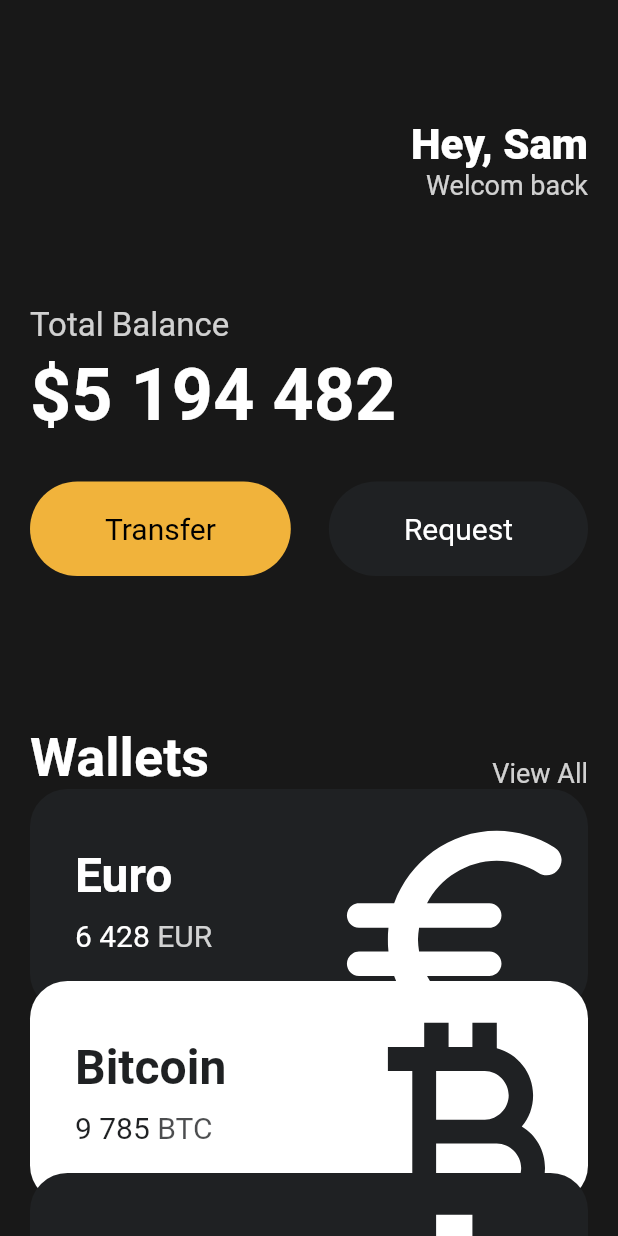
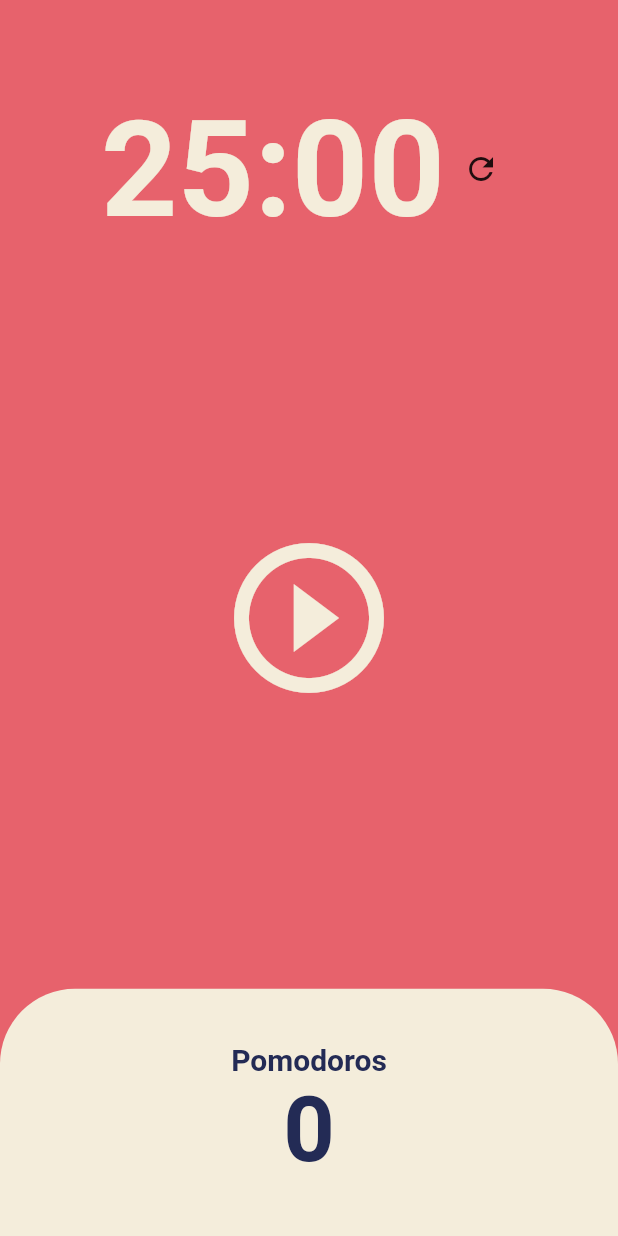
Before and after one commit to KyungTae0/toonflix, a Flutter app: the screen it shows after launch, on a phone screen of 412 x 824 dp. Run offline on Flutter 3.47's test engine with Material 2 defaults, Android fonts, the phone set to English and light mode, and no system bars.

Commit message:
FEAT: #5 POMODORO APP

```diff
--- a/lib/main.dart
+++ b/lib/main.dart
@@ -1,6 +1,7 @@
+import 'dart:io';
+
 import 'package:flutter/material.dart';
-import 'package:toonflix/widgets/Button.dart';
-import 'package:toonflix/widgets/currency_card.dart';
+import 'package:toonflix/screens/home_screen.dart';
 
 void main() {
   runApp(const App());
@@ -10,149 +11,19 @@ class App extends StatelessWidget {
   const App({super.key});
 
   @override
-  // 어느 스타일의 UI를 사용할 것인지 설정해줘야 함
   Widget build(BuildContext context) {
-    // ios 느낌의 디자인
-    // return CupertinoApp();
-
-    // 구글 느낌의 디자인
-    // flutter가 구글에서 만든거라서 이게 더 자연스러움
-
     return MaterialApp(
-      // Scaffold -> app의 구조를 잡아주는 애임 모든 app 에서 필요함
-      home: Scaffold(
-        backgroundColor: const Color(0xFF181818),
-        body: SingleChildScrollView(
-          child: Padding(
-            padding: const EdgeInsets.symmetric(
-              horizontal: 20,
-            ),
-            child: Column(
-              crossAxisAlignment: CrossAxisAlignment.start,
-              children: [
-                const SizedBox(
-                  height: 80,
-                ),
-                Row(
-                  mainAxisAlignment: MainAxisAlignment.end,
-                  children: [
-                    Column(
-                      crossAxisAlignment: CrossAxisAlignment.end,
-                      children: [
-                        const Text(
-                          "Hey, Sam",
-                          style: TextStyle(
-                            color: Colors.white,
-                            fontSize: 28,
-                            fontWeight: FontWeight.w800,
-                          ),
-                        ),
-                        Text(
-                          "Welcom back",
-                          style: TextStyle(
-                            color: Colors.white.withOpacity(0.8),
-                            fontSize: 18,
-                          ),
-                        ),
-                      ],
-                    ),
-                  ],
-                ),
-                const SizedBox(
-                  height: 70,
-                ),
-                Text(
-                  'Total Balance',
-                  style: TextStyle(
-                    fontSize: 22,
-                    color: Colors.white.withOpacity(0.8),
-                  ),
-                ),
-                const SizedBox(
-                  height: 5,
-                ),
-                const Text(
-                  '\$5 194 482',
-                  style: TextStyle(
-                    fontSize: 48,
-                    color: Colors.white,
-                    fontWeight: FontWeight.w600,
-                  ),
-                ),
-                const SizedBox(
-                  height: 30,
-                ),
-                const Row(
-                  mainAxisAlignment: MainAxisAlignment.spaceBetween,
-                  children: [
-                    Button(
-                      text: 'Transfer',
-                      bgColor: Color(0XFFF1B33B),
-                      txtColor: Colors.black,
-                    ),
-                    Button(
-                      text: 'Request',
-                      bgColor: Color(0xFF1F2123),
-                      txtColor: Colors.white,
-                    ),
-                  ],
-                ),
-                const SizedBox(
-                  height: 100,
-                ),
-                Row(
-                  mainAxisAlignment: MainAxisAlignment.spaceBetween,
-                  crossAxisAlignment: CrossAxisAlignment.end,
-                  children: [
-                    const Text(
-                      'Wallets',
-                      style: TextStyle(
-                        color: Colors.white,
-                        fontSize: 36,
-                        fontWeight: FontWeight.w600,
-                      ),
-                    ),
-                    Text(
-                      'View All',
-                      style: TextStyle(
-                        color: Colors.white.withOpacity(0.8),
-                        fontSize: 18,
-                      ),
-                    ),
-                  ],
-                ),
-                const SizedBox(
-                  height: 20,
-                ),
-                const CurrencyCard(
-                  name: "Euro",
-                  code: "EUR",
-                  amount: '6 428',
-                  icon: Icons.euro_rounded,
-                  isInverted: false,
-                  order: 1,
-                ),
-                const CurrencyCard(
-                  name: "Bitcoin",
-                  code: "BTC",
-                  amount: '9 785',
-                  icon: Icons.currency_bitcoin,
-                  isInverted: true,
-                  order: 2,
-                ),
-                const CurrencyCard(
-                  name: "Dollar",
-                  code: "USD",
-                  amount: '428',
-                  icon: Icons.attach_money_outlined,
-                  isInverted: false,
-                  order: 3,
-                ),
-              ],
+      theme: ThemeData(
+          textTheme: const TextTheme(
+            displayLarge: TextStyle(
+              color: Color(0xFF232B55),
             ),
           ),
-        ),
-      ),
+          cardColor: const Color(0xFFF4EDDB),
+          colorScheme: ColorScheme.fromSwatch(
+            backgroundColor: const Color(0xFFE7626C),
+          )),
+      home: const HomeScreen(),
     );
   }
 }
--- /dev/null
+++ b/lib/screens/home_screen.dart
@@ -0,0 +1,155 @@
+import 'dart:async';
+
+import 'package:flutter/material.dart';
+
+class HomeScreen extends StatefulWidget {
+  const HomeScreen({super.key});
+
+  @override
+  State<HomeScreen> createState() => _HomeScreenState();
+}
+
+class _HomeScreenState extends State<HomeScreen> {
+  static const int twentyFiveMinutes = 1500;
+  int totalSeconds = twentyFiveMinutes;
+  bool isRunning = false;
+  int totalPomodoros = 0;
+  late Timer timer;
+
+  void onTick(Timer timer) {
+    if (totalSeconds == 1) {
+      setState(() {
+        totalPomodoros += 1;
+        isRunning = false;
+        totalSeconds = twentyFiveMinutes;
+      });
+      timer.cancel();
+    } else {
+      setState(() {
+        totalSeconds -= 1;
+      });
+    }
+  }
+
+  void onStartPressed() {
+    timer = Timer.periodic(
+      const Duration(seconds: 1),
+      onTick,
+    );
+
+    setState(() {
+      isRunning = true;
+    });
+  }
+
+  void onPausePressed() {
+    timer.cancel();
+
+    setState(() {
+      isRunning = false;
+    });
+  }
+
+  void onRefreshPressed() {
+    timer.cancel();
+
+    setState(() {
+      isRunning = false;
+      totalSeconds = twentyFiveMinutes;
+      totalPomodoros = 0;
+    });
+  }
+
+  String format(int seconds) {
+    var duration = Duration(seconds: seconds);
+    return duration.toString().split(".").first.substring(2, 7);
+  }
+
+  @override
+  Widget build(BuildContext context) {
+    return Scaffold(
+      backgroundColor: Theme.of(context).colorScheme.background,
+      body: Column(
+        children: [
+          Flexible(
+            flex: 1,
+            child: Container(
+              alignment: Alignment.bottomCenter,
+              child: Row(
+                mainAxisAlignment: MainAxisAlignment.center,
+                children: [
+                  Text(
+                    format(totalSeconds),
+                    style: TextStyle(
+                      color: Theme.of(context).cardColor,
+                      fontSize: 89,
+                      fontWeight: FontWeight.w600,
+                    ),
+                  ),
+                  IconButton(
+                    onPressed: onRefreshPressed,
+                    icon: const Icon(Icons.refresh_outlined),
+                  ),
+                ],
+              ),
+            ),
+          ),
+          Flexible(
+            flex: 3,
+            child: Center(
+              child: IconButton(
+                iconSize: 120,
+                color: Theme.of(context).cardColor,
+                onPressed: isRunning ? onPausePressed : onStartPressed,
+                icon: Icon(
+                  isRunning
+                      ? Icons.pause_circle_outline
+                      : Icons.play_circle_outline,
+                ),
+              ),
+            ),
+          ),
+          Flexible(
+            flex: 1,
+            child: Row(
+              children: [
+                Expanded(
+                  child: Container(
+                    decoration: BoxDecoration(
+                        color: Theme.of(context).cardColor,
+                        borderRadius: const BorderRadius.vertical(
+                          top: Radius.circular(50),
+                        )),
+                    child: Column(
+                      mainAxisAlignment: MainAxisAlignment.center,
+                      children: [
+                        Text(
+                          'Pomodoros',
+                          style: TextStyle(
+                            fontSize: 20,
+                            color:
+                                Theme.of(context).textTheme.displayLarge!.color,
+                            fontWeight: FontWeight.w600,
+                          ),
+                        ),
+                        Text(
+                          '$totalPomodoros',
+                          style: TextStyle(
+                            fontSize: 60,
+                            color:
+                                Theme.of(context).textTheme.displayLarge!.color,
+                            fontWeight: FontWeight.w600,
+                          ),
+                        ),
+                      ],
+                    ),
+                  ),
+                ),
+              ],
+            ),
+          ),
+        ],
+      ),
+    );
+  }
+}
```
Also changed, not shown: lib/main_bak.dart (added, +158 -0 lines).
